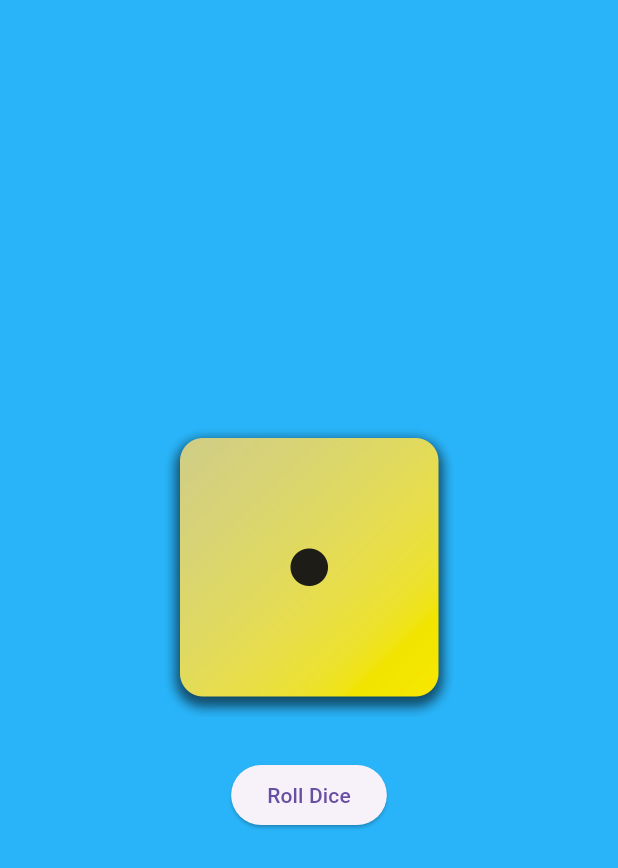
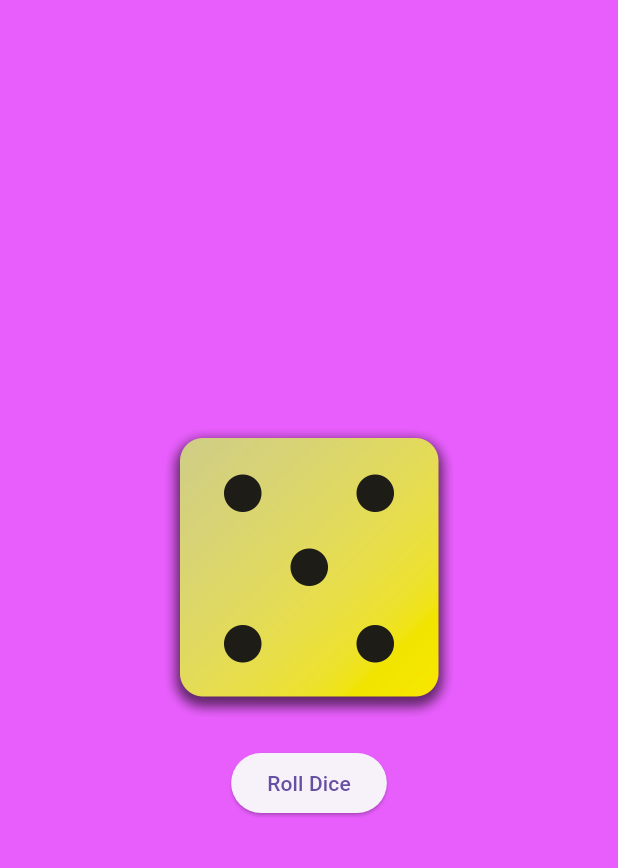
Before and after one commit to Azharhayat271/Flutter_Projects, a Flutter app: the screen it shows after launch, after a tap on "Roll Dice", on a phone screen of 412 x 824 dp. Shown: the top 868 px of the screen. Run offline on Flutter 3.47's test engine with Material 3 defaults, Android fonts, the phone set to English and light mode, and no system bars.

```diff
--- a/Dice_app/lib/roller.dart
+++ b/Dice_app/lib/roller.dart
@@ -1,7 +1,9 @@
+import 'dart:async';
+import 'dart:math';
+
 import 'package:flutter/material.dart';
 
 class Roller extends StatefulWidget {
-  @override
   const Roller({Key? key}) : super(key: key);
 
   @override
@@ -10,31 +12,61 @@ class Roller extends StatefulWidget {
 }
 
 class _RollerState extends State<Roller> {
-  int diceValue = 1;
+  late int diceValue;
+  late int newDiceValue;
+  late bool _rolling;
 
-  void rollDice() {
+  @override
+  void initState() {
+    super.initState();
+    diceValue = 1;
+    _rolling = false;
+  }
+
+  Future<void> rollDice() async {
     setState(() {
-      diceValue = 1 + (DateTime.now().millisecondsSinceEpoch % 6);
+      _rolling = true;
+    });
+    await Future.delayed(
+        const Duration(milliseconds: 500)); // Simulate rolling time
+
+    setState(() {
+      newDiceValue = 1 + Random().nextInt(6);
+      diceValue = newDiceValue;
+      _rolling = false;
     });
   }
 
   @override
   Widget build(BuildContext context) {
     return Scaffold(
-      backgroundColor: const Color.fromARGB(255, 41, 180, 249),
+      backgroundColor: const Color.fromARGB(255, 232, 94, 253),
       body: Center(
         child: Column(
           mainAxisAlignment: MainAxisAlignment.center,
           children: [
-            TextButton(
-              onPressed: () {
-                rollDice();
-              },
-              child: Image.asset(
-                "assets/images/dice-$diceValue.png",
-                width: 200,
-                height: 200,
-              ),
+            AnimatedSwitcher(
+              duration: const Duration(milliseconds: 500),
+              child: _rolling
+                  ? SizedBox(
+                      key: ValueKey<int>(diceValue),
+                      child: AnimatedFlip(
+                        key: ValueKey<int>(diceValue),
+                        child: Image.asset(
+                          "assets/images/dice-$diceValue.png",
+                          width: 200,
+                          height: 200,
+                        ),
+                      ),
+                    )
+                  : SizedBox(
+                      key: ValueKey<int>(diceValue),
+                      child: Image.asset(
+                        "assets/images/dice-$diceValue.png",
+                        width: 200,
+                        height: 200,
+                      ),
+                    ),
             ),
             const SizedBox(height: 20),
             ElevatedButton(
@@ -49,3 +81,47 @@ class _RollerState extends State<Roller> {
     );
   }
 }
+
+class AnimatedFlip extends StatefulWidget {
+  final Widget child;
+
+  const AnimatedFlip({Key? key, required this.child}) : super(key: key);
+
+  @override
+  // ignore: library_private_types_in_public_api
+  _AnimatedFlipState createState() => _AnimatedFlipState();
+}
+
+class _AnimatedFlipState extends State<AnimatedFlip>
+    with SingleTickerProviderStateMixin {
+  late AnimationController _controller;
+  late Animation<double> _animation;
+
+  @override
+  void initState() {
+    super.initState();
+    _controller = AnimationController(
+      vsync: this,
+      duration: const Duration(milliseconds: 250),
+    );
+    _animation = CurvedAnimation(
+      parent: _controller,
+      curve: Curves.easeInOut,
+    );
+    _controller.forward();
+  }
+
+  @override
+  void dispose() {
+    _controller.dispose();
+    super.dispose();
+  }
+
+  @override
+  Widget build(BuildContext context) {
+    return RotationTransition(
+      turns: _animation,
+      child: widget.child,
+    );
+  }
+}
```
